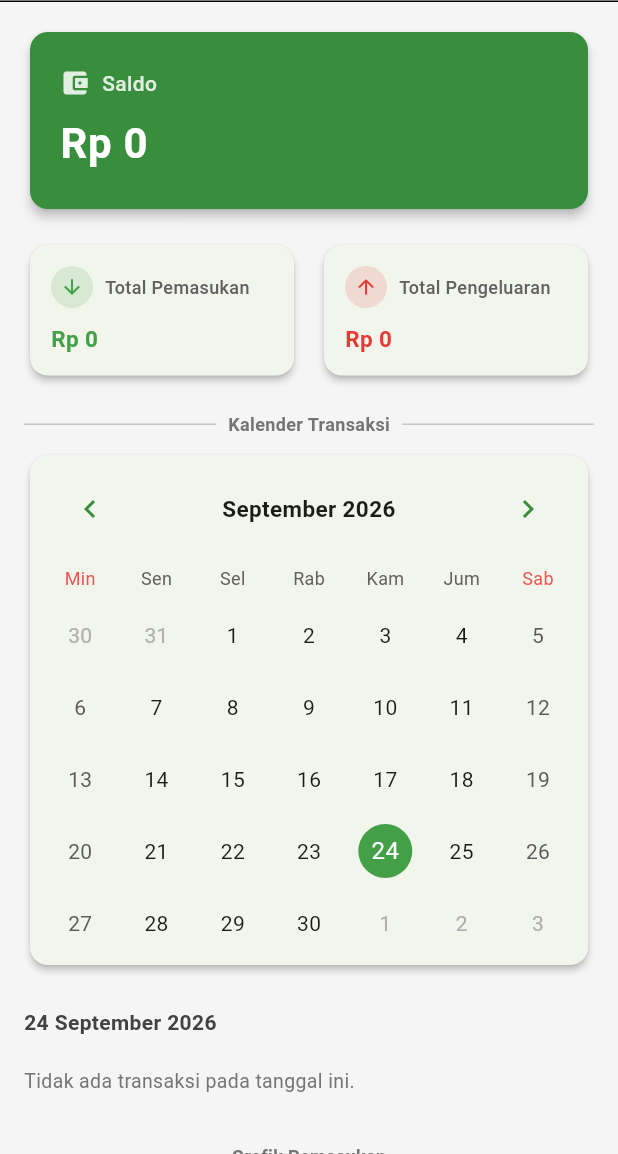
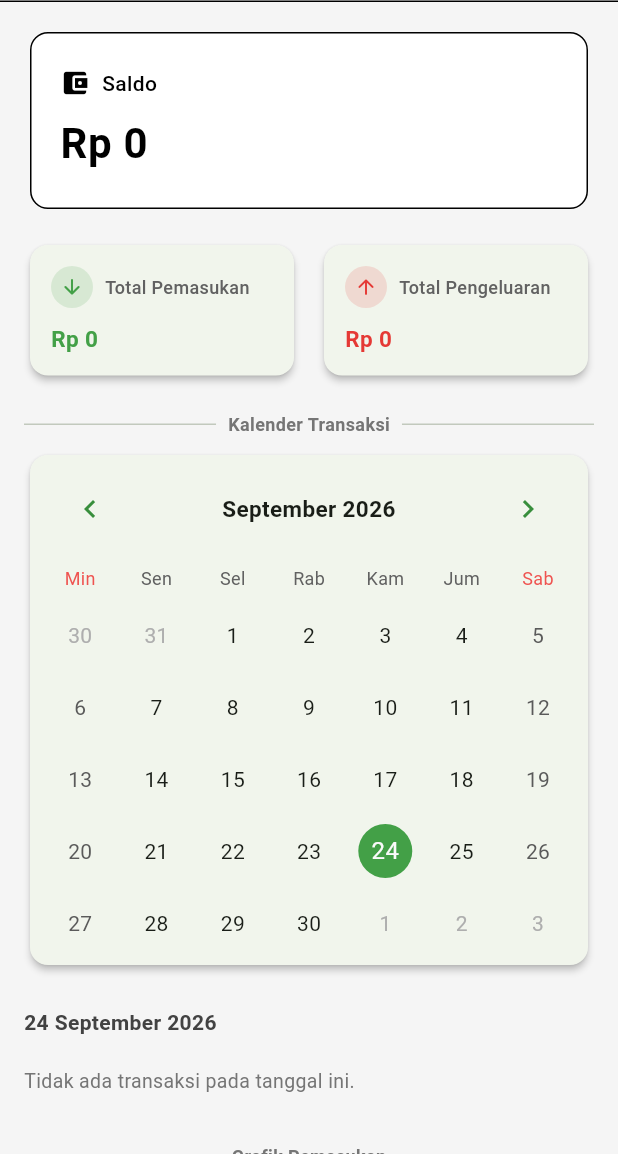
Before and after one commit to AdaniMaulidan/catat_keuangan, a Flutter app: the screen it shows after launch, on a phone screen of 412 x 824 dp, the part 82-1236 px from its top. Run offline on Flutter 3.47's test engine with Material 3 defaults, Android fonts, the phone set to English and light mode, and no system bars; drawn by our look-alikes of table_calendar; our stand-ins replace fl_chart, sqflite; accounts and stored records are empty.

```diff
--- a/lib/screens/dashboard/dashboard_screen.dart
+++ b/lib/screens/dashboard/dashboard_screen.dart
@@ -548,23 +548,26 @@ class _BalanceCard extends StatelessWidget {
         : CurrencyFormatter.format(balance);
 
     return Card(
-      elevation: 3,
-      shape: RoundedRectangleBorder(borderRadius: BorderRadius.circular(12)),
-      color: Colors.green.shade700,
+      elevation: 0,
+      shape: RoundedRectangleBorder(
+        borderRadius: BorderRadius.circular(12),
+        side: const BorderSide(color: Colors.black, width: 1),
+      ),
+      color: Colors.white,
       child: Padding(
         padding: const EdgeInsets.symmetric(horizontal: 20, vertical: 24),
         child: Column(
           crossAxisAlignment: CrossAxisAlignment.start,
           children: [
-            Row(
+            const Row(
               children: [
                 Icon(Icons.account_balance_wallet,
-                    color: Colors.white.withOpacity(0.85), size: 20),
-                const SizedBox(width: 8),
+                    color: Colors.black, size: 20),
+                SizedBox(width: 8),
                 Text(
                   'Saldo',
                   style: TextStyle(
-                    color: Colors.white.withOpacity(0.85),
+                    color: Colors.black,
                     fontSize: 14,
                     fontWeight: FontWeight.w500,
                   ),
@@ -575,7 +578,7 @@ class _BalanceCard extends StatelessWidget {
             Text(
               displayAmount,
               style: TextStyle(
-                color: isNegative ? Colors.red.shade200 : Colors.white,
+                color: isNegative ? Colors.red.shade700 : Colors.black,
                 fontSize: 28,
                 fontWeight: FontWeight.bold,
                 letterSpacing: 0.5,
@@ -585,7 +588,7 @@ class _BalanceCard extends StatelessWidget {
               const SizedBox(height: 4),
               Text(
                 'Pengeluaran melebihi pemasukan',
-                style: TextStyle(color: Colors.red.shade200, fontSize: 12),
+                style: TextStyle(color: Colors.red.shade700, fontSize: 12),
               ),
             ],
           ],
```
